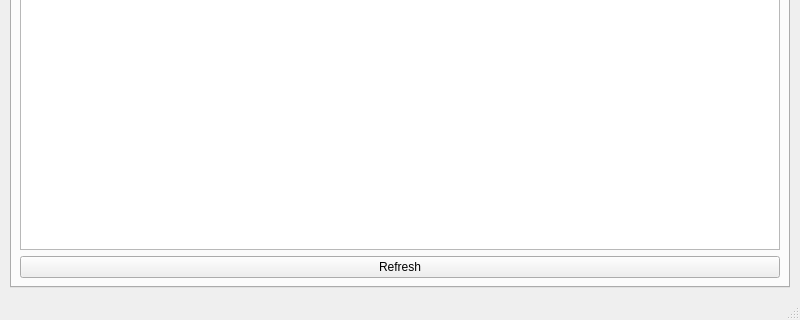
Qt form src/aria/gui/ui/mainwindow.ui (malvavisc0/aria) before a commit; both pictures show x 0 to 800 and y 380 to 700 of the 800 by 700 pixel window.
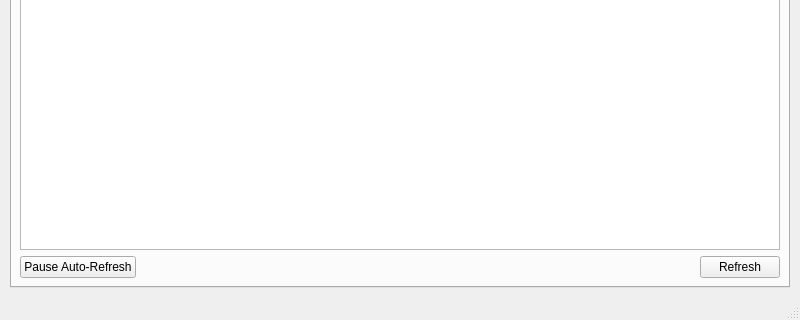
The same form after that commit. The open tabs and pages were chosen to show the change. Icons and pictures are not drawn.

Commit message: making buttons non-blocking

What changed in the file:
```diff
--- a/src/aria/gui/ui/mainwindow.ui
+++ b/src/aria/gui/ui/mainwindow.ui
@@ -1107,6 +1107,31 @@
          </widget>
         </item>
         <item>
+         <layout class="QHBoxLayout" name="horizontalLayout_logsToolbar">
+          <item>
+           <widget class="QPushButton" name="pushButton_AutoRefresh">
+            <property name="text">
+             <string>Pause Auto-Refresh</string>
+            </property>
+            <property name="icon">
+             <iconset theme="QIcon::ThemeIcon::MediaPlaybackPause"/>
+            </property>
+           </widget>
+          </item>
+          <item>
+           <spacer name="horizontalSpacer_logsToolbar">
+            <property name="orientation">
+             <enum>Qt::Orientation::Horizontal</enum>
+            </property>
+            <property name="sizeHint" stdset="0">
+             <size>
+              <width>40</width>
+              <height>20</height>
+             </size>
+            </property>
+           </spacer>
+          </item>
+          <item>
          <widget class="QPushButton" name="pushButton_RefreshLogs">
           <property name="text">
            <string>Refresh</string>
@@ -1115,6 +1140,8 @@
            <iconset theme="QIcon::ThemeIcon::ViewRefresh"/>
           </property>
          </widget>
+          </item>
+         </layout>
         </item>
        </layout>
       </widget>
```
Lines whose indentation alone changed are shown as unchanged. The commit also changes 4 other files.
